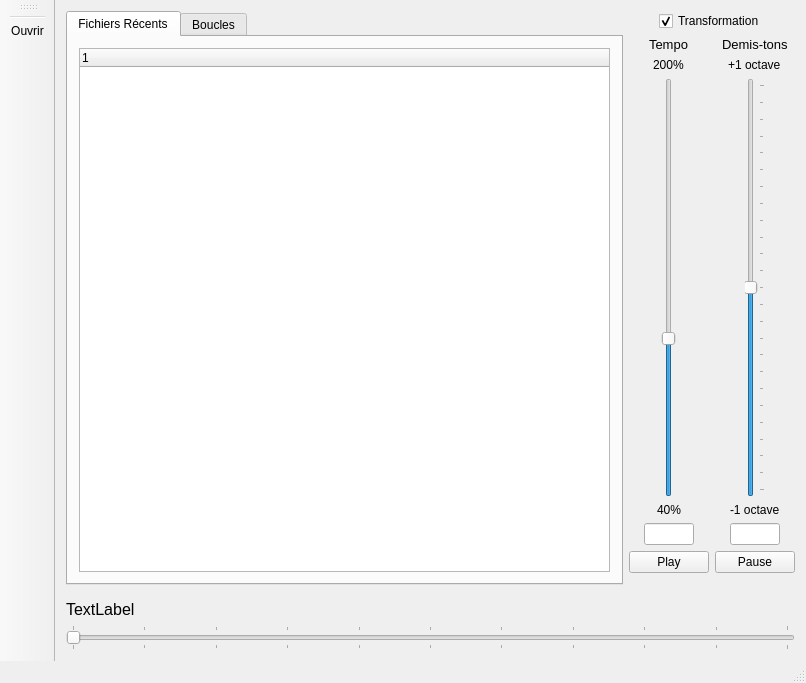
Qt form mainwindow.ui (Gai-Luron/MusicPraticeOHLC) before a commit.
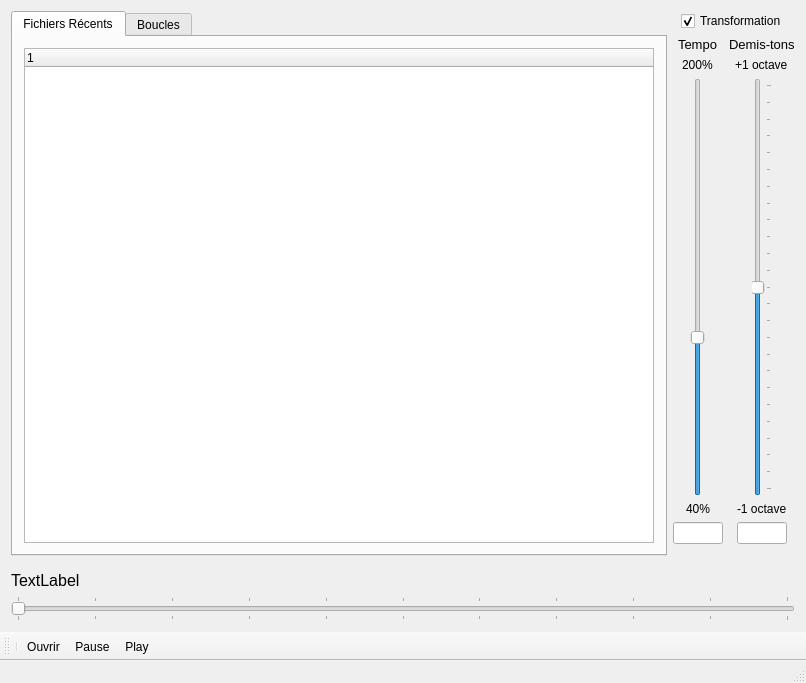
The same form after that commit. Icons and pictures are not drawn.

Commit message: Add media player button, cosmetic changes

Diff of the .ui file:
```diff
--- a/mainwindow.ui
+++ b/mainwindow.ui
@@ -21,7 +21,7 @@
     </sizepolicy>
    </property>
    <layout class="QGridLayout" name="gridLayout">
-    <item row="0" column="0" rowspan="4">
+    <item row="0" column="0" rowspan="3">
      <layout class="QVBoxLayout" name="verticalLayout_12">
       <item>
        <widget class="QTabWidget" name="tabWidget">
@@ -212,14 +212,7 @@
       </item>
      </layout>
     </item>
-    <item row="2" column="1">
-     <layout class="QVBoxLayout" name="verticalLayout_11">
-      <property name="leftMargin">
-       <number>0</number>
-      </property>
-     </layout>
-    </item>
-    <item row="4" column="0" colspan="2">
+    <item row="3" column="0" colspan="2">
      <layout class="QVBoxLayout" name="verticalLayout_13">
       <property name="topMargin">
        <number>9</number>
@@ -449,24 +442,6 @@
         </item>
        </layout>
       </item>
-      <item>
-       <layout class="QHBoxLayout" name="horizontalLayout_9">
-        <item>
-         <widget class="QPushButton" name="butPlay">
-          <property name="text">
-           <string>Play</string>
-          </property>
-         </widget>
-        </item>
-        <item>
-         <widget class="QPushButton" name="butPause">
-          <property name="text">
-           <string>Pause</string>
-          </property>
-         </widget>
-        </item>
-       </layout>
-      </item>
      </layout>
     </item>
    </layout>
@@ -486,13 +461,15 @@
     </size>
    </property>
    <attribute name="toolBarArea">
-    <enum>LeftToolBarArea</enum>
+    <enum>BottomToolBarArea</enum>
    </attribute>
    <attribute name="toolBarBreak">
     <bool>false</bool>
    </attribute>
    <addaction name="separator"/>
    <addaction name="openFile"/>
+   <addaction name="actionPause"/>
+   <addaction name="actionPlay"/>
   </widget>
   <action name="openFile">
    <property name="icon">
@@ -506,6 +483,30 @@
     <string>Ouvre un fichier Audio</string>
    </property>
   </action>
+  <action name="actionPlay">
+   <property name="checkable">
+    <bool>true</bool>
+   </property>
+   <property name="icon">
+    <iconset resource="res.qrc">
+     <normaloff>:/icones/icones/mediaPlay.png</normaloff>:/icones/icones/mediaPlay.png</iconset>
+   </property>
+   <property name="text">
+    <string>Play</string>
+   </property>
+  </action>
+  <action name="actionPause">
+   <property name="checkable">
+    <bool>false</bool>
+   </property>
+   <property name="icon">
+    <iconset resource="res.qrc">
+     <normaloff>:/icones/icones/mediaPause.png</normaloff>:/icones/icones/mediaPause.png</iconset>
+   </property>
+   <property name="text">
+    <string>Pause</string>
+   </property>
+  </action>
  </widget>
  <layoutdefault spacing="6" margin="11"/>
  <resources>
```
Left out of the diff: 2 changed lines with no effect on the pictures. The commit also changes 6 other files.
